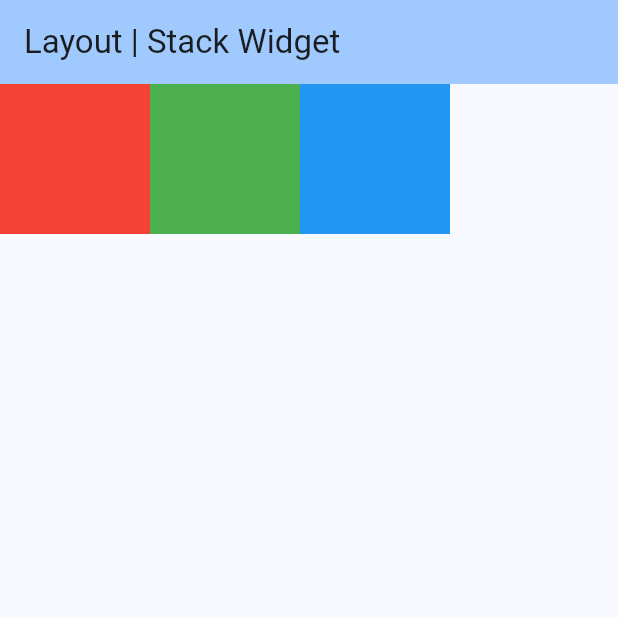
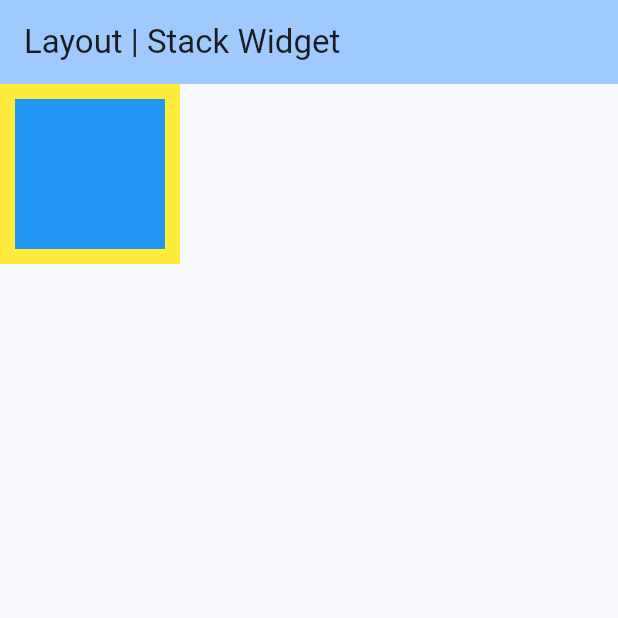
Before and after one commit to aulafirdaus/learn_flutter, a Flutter app: the screen it shows after launch, on a phone screen of 412 x 824 dp, the top half of it. Run offline on Flutter 3.47's test engine with Material 3 defaults, Android fonts, the phone set to English and light mode, and no system bars; our stand-ins replace google_fonts.

Commit message:
stack: pengertian stack yaitu untuk menempatkan widget didalam widget dan mengatur posisi widget

```diff
--- a/lib/home_view.dart
+++ b/lib/home_view.dart
@@ -11,25 +11,32 @@ class HomePage extends StatelessWidget {
         title: const Text('Layout | Stack Widget'),
         backgroundColor: Theme.of(context).colorScheme.inversePrimary,
       ),
-      body: Row(
+      body: Container(
+        // Stack adalah widget yang digunakan untuk menempatkan widget di dalam widget lainnya dan mengatur posisi widgetnya
+        color: Colors.yellow,
+        child: Stack(
           children: [
             Container(
+              margin: const EdgeInsets.all(10),
               width: 100,
               height: 100,
               color: Colors.red,
             ),
             Container(
+              margin: const EdgeInsets.all(10),
               width: 100,
               height: 100,
               color: Colors.green,
             ),
             Container(
+              margin: const EdgeInsets.all(10),
               width: 100,
               height: 100,
               color: Colors.blue,
             ),
           ],
         ),
+      ),
     );
   }
 }
```
Lines whose indentation alone changed are shown as unchanged.
